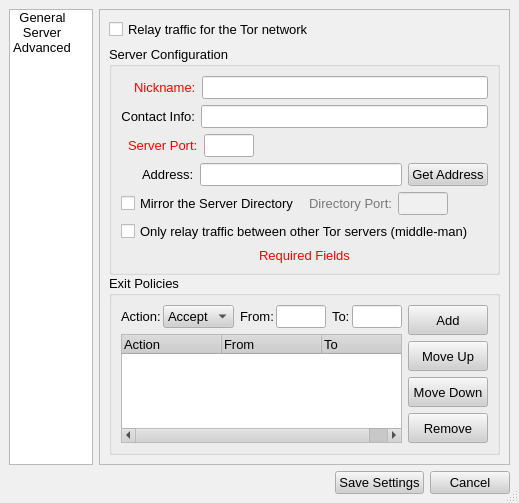
a-ilin/vidalia, file src/gui/config/configdialog.ui: the form before one commit.
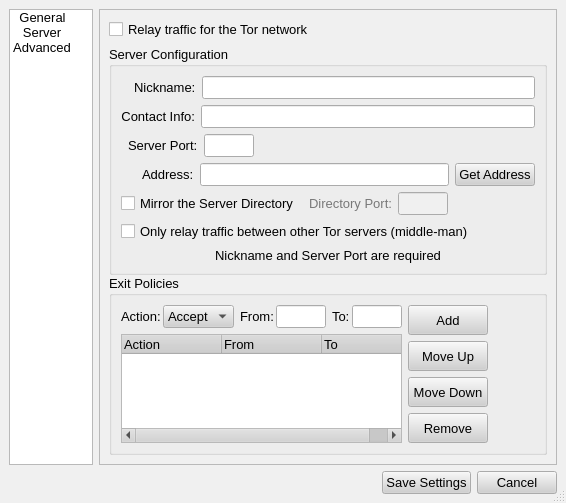
The form after the commit. The open tabs and pages were chosen to show the change. Icons and pictures are not drawn.

Commit message:
Replace evil rich text on forms with good ol' plaintext. Wrap strings sprinkled throughout code in a blanket of tr() goodness.
svn:r469

```diff
--- a/src/gui/config/configdialog.ui
+++ b/src/gui/config/configdialog.ui
@@ -8,8 +8,8 @@
    <rect>
     <x>0</x>
     <y>0</y>
-    <width>334</width>
-    <height>322</height>
+    <width>566</width>
+    <height>403</height>
    </rect>
   </property>
   <property name="palette" >
@@ -921,7 +921,10 @@
                   <enum>Qt::LeftToRight</enum>
                  </property>
                  <property name="text" >
-                  <string>&lt;html>&lt;head>&lt;meta name="qrichtext" content="1" />&lt;/head>&lt;body style=" white-space: pre-wrap; font-family:Arial; font-size:10pt; font-weight:400; font-style:normal; text-decoration:none;">&lt;p style=" margin-top:0px; margin-bottom:0px; margin-left:0px; margin-right:0px; -qt-block-indent:0; text-indent:0px;">&lt;span style=" color:#ff0000;">Required Fields&lt;/span>&lt;/p>&lt;/body>&lt;/html></string>
+                  <string>Nickname and Server Port are required</string>
+                 </property>
+                 <property name="textFormat" >
+                  <enum>Qt::AutoText</enum>
                  </property>
                  <property name="alignment" >
                   <set>Qt::AlignCenter</set>
@@ -1052,7 +1055,7 @@
                       <enum>Qt::NoContextMenu</enum>
                      </property>
                      <property name="text" >
-                      <string>&lt;html>&lt;head>&lt;meta name="qrichtext" content="1" />&lt;/head>&lt;body style=" white-space: pre-wrap; font-family:Arial; font-size:10pt; font-weight:400; font-style:normal; text-decoration:none;">&lt;p style=" margin-top:0px; margin-bottom:0px; margin-left:0px; margin-right:0px; -qt-block-indent:0; text-indent:0px;">&lt;span style=" color:#ff0000;">Server Port:&lt;/span>&lt;/p>&lt;/body>&lt;/html></string>
+                      <string>Server Port:</string>
                      </property>
                      <property name="alignment" >
                       <set>Qt::AlignLeading|Qt::AlignLeft|Qt::AlignVCenter</set>
@@ -1159,7 +1162,10 @@
                     <enum>Qt::NoContextMenu</enum>
                    </property>
                    <property name="text" >
-                    <string>&lt;html>&lt;head>&lt;meta name="qrichtext" content="1" />&lt;/head>&lt;body style=" white-space: pre-wrap; font-family:Arial; font-size:10pt; font-weight:400; font-style:normal; text-decoration:none;">&lt;p style=" margin-top:0px; margin-bottom:0px; margin-left:0px; margin-right:0px; -qt-block-indent:0; text-indent:0px;">&lt;span style=" color:#ff0000;">Nickname:&lt;/span>&lt;/p>&lt;/body>&lt;/html></string>
+                    <string>Nickname:</string>
+                   </property>
+                   <property name="textFormat" >
+                    <enum>Qt::AutoText</enum>
                    </property>
                    <property name="alignment" >
                     <set>Qt::AlignLeading|Qt::AlignLeft|Qt::AlignVCenter</set>
```
Left out of the diff: 16 changed lines with no effect on the pictures. The commit also changes 10 other files.
